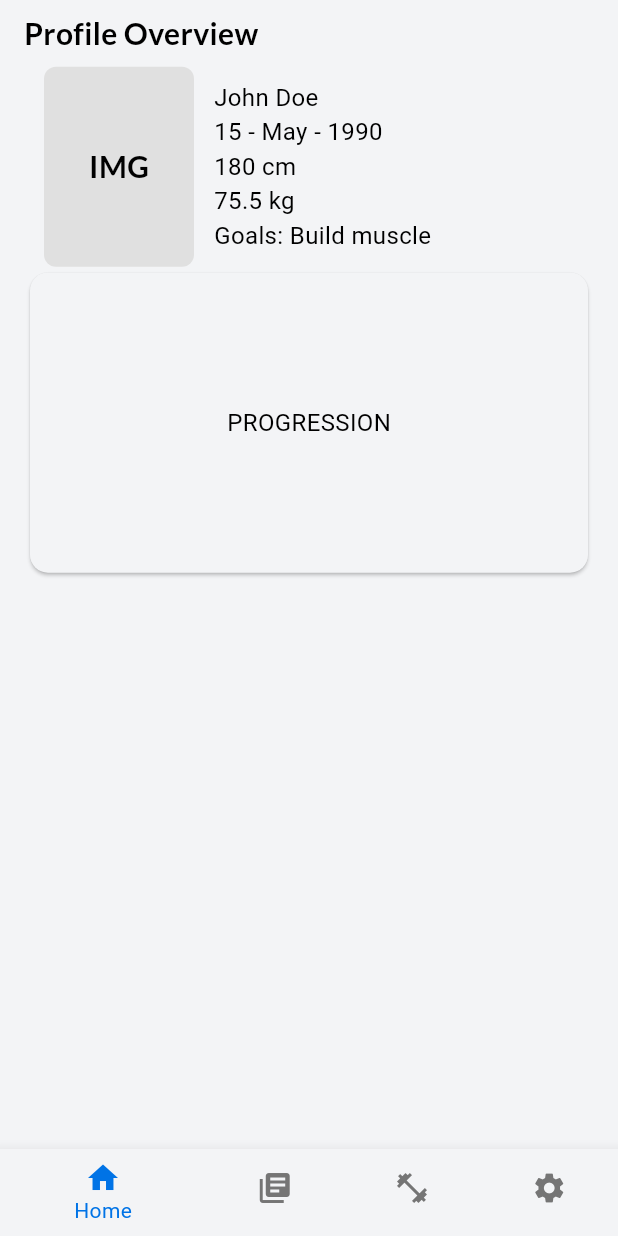
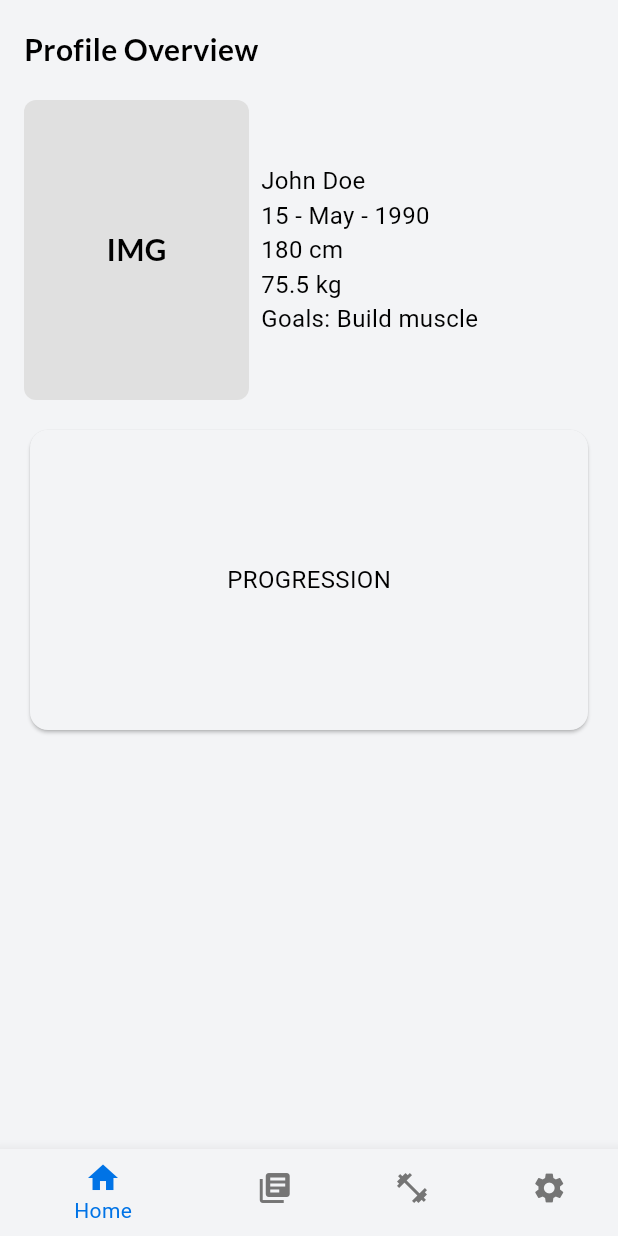
Before and after one commit to amanzetti/clocktrain, a Flutter app: the HomePage screen opened by its route, on a phone screen of 412 x 824 dp. Run offline on Flutter 3.47's test engine with Material 3 defaults, Android fonts, the phone set to English and light mode, and no system bars; our stand-ins replace audioplayers, cloud_firestore, firebase_core, flutter_riverpod, freezed_annotation, go_router and 5 more; accounts and stored records are empty; Roboto replaces fonts that are missing (Ubuntu).

Commit message:
mod home_page

```diff
--- a/lib/presentation/pages/home/home_page.dart
+++ b/lib/presentation/pages/home/home_page.dart
@@ -1,7 +1,5 @@
 import 'package:clocktrain/data/models/user_model.dart';
-import 'package:clocktrain/domain/providers/ui/main_page_params_provider.dart';
 import 'package:clocktrain/domain/providers/user_proivider.dart';
-import 'package:clocktrain/presentation/themes/app_color.dart';
 import 'package:clocktrain/presentation/themes/app_typography.dart';
 import 'package:clocktrain/presentation/widgets/molecules/placeholder_img.dart';
 import 'package:clocktrain/utils/enum/standard_rateo_enum.dart';
@@ -10,12 +8,11 @@ import 'package:clocktrain/utils/ext/date_time_ext.dart';
 import 'package:clocktrain/utils/ext/double_ext.dart';
 import 'package:flutter/material.dart';
 import 'package:flutter_riverpod/flutter_riverpod.dart';
-import 'package:go_router/go_router.dart';
 
 class HomePage extends ConsumerWidget {
   const HomePage({super.key});
 
-  static const widthImage = 100.0;
+  static const widthImage = 150.0;
 
   @override
   Widget build(BuildContext context, WidgetRef ref) {
@@ -31,7 +28,7 @@ class HomePage extends ConsumerWidget {
 
     // Mostra l'indicatore di caricamento finché non ci sono dati
     if (userState.isEmpty) {
-      return Scaffold(
+      return const Scaffold(
         body: Center(child: CircularProgressIndicator()),
       );
     }
@@ -43,6 +40,9 @@ class HomePage extends ConsumerWidget {
       child: Column(
         children: [
           _buildUserSection(context, ref, user), // Passiamo l'utente qui
+          const SizedBox(
+            height: 16,
+          ),
           _buildProgressionCard(context),
         ],
       ),
@@ -70,18 +70,14 @@ class HomePage extends ConsumerWidget {
           Expanded(
             flex: 9,
             child: Row(
-              crossAxisAlignment: CrossAxisAlignment.center,
+              crossAxisAlignment: CrossAxisAlignment.start,
               children: [
-                const Expanded(
-                    flex: 4,
-                    child: Center(
-                      child: PlaceholderImg(
+                const PlaceholderImg(
                   widthImage: widthImage,
                   rateo: StandardRateo.ratio_9_16,
                 ),
-                    )),
-                Expanded(
-                    flex: 8,
+                Padding(
+                  padding: const EdgeInsets.only(left: 8.0),
                   child: Column(
                     crossAxisAlignment: CrossAxisAlignment.start,
                     mainAxisAlignment: MainAxisAlignment.center,
@@ -92,7 +88,8 @@ class HomePage extends ConsumerWidget {
                       Text('${user.weight} kg'),
                       Text('Goals: ${user.goal}'),
                     ],
-                    )),
+                  ),
+                ),
               ],
             ),
           ),
```
Lines whose indentation alone changed are shown as unchanged.
